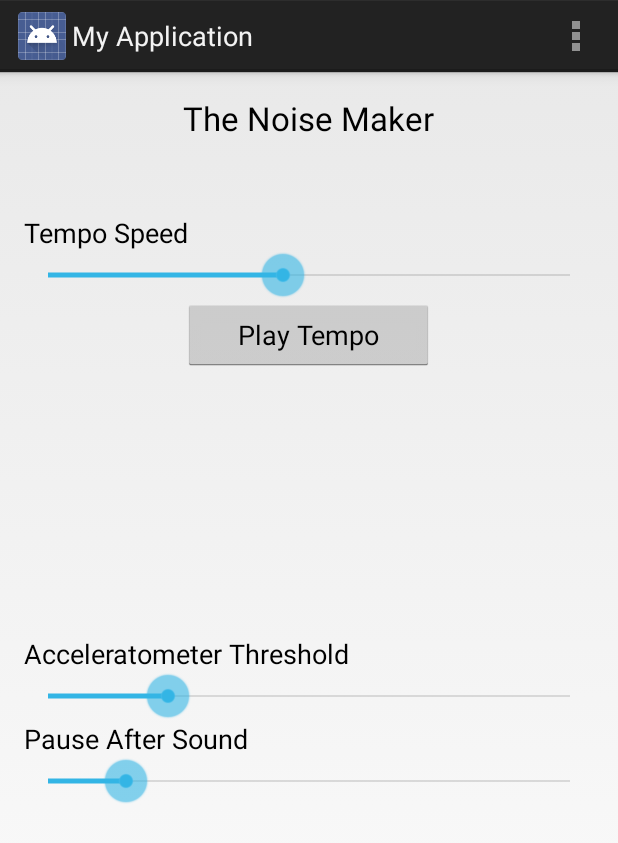
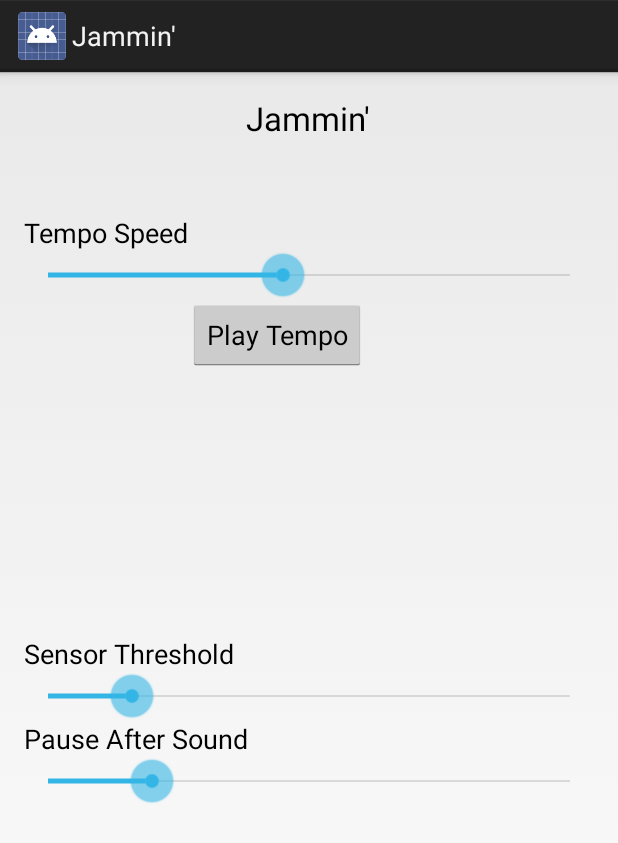
Before and after one commit to pducic/noise-maker, an Android app: the screen it shows after launch (MainActivity), on a phone screen of 412 x 824 dp. Shown: the top 843 px of the screen. Run offline under Robolectric (Android 15) with nearby library versions, the phone set to English and light mode, and no system bars; 1 statement that could not run was skipped.

Commit message:
strings cleanup

```diff
--- a/src/main/java/com/example/pducic/noisemaker/MainActivity.java
+++ b/src/main/java/com/example/pducic/noisemaker/MainActivity.java
@@ -8,7 +8,6 @@ import android.hardware.SensorManager;
 import android.media.MediaPlayer;
 import android.os.Bundle;
 import android.util.Log;
-import android.view.Menu;
 import android.view.View;
 import android.view.WindowManager;
 import android.widget.Button;
@@ -17,13 +16,13 @@ import android.widget.SeekBar;
 
 public class MainActivity extends Activity implements SensorEventListener {
 
-    private static final int IGNORE_EVENTS_AFTER_SOUND = 400;
-    private static final float POSITIVE_COUNTER_THRESHOLD = (float) 7.0;
+    private static final int IGNORE_EVENTS_AFTER_SOUND = 500;
+    private static final float POSITIVE_COUNTER_THRESHOLD = (float) 5.0;
     private static final long DEFAULT_TEMPO = 1000;
     private static final int sensorType = Sensor.TYPE_GYROSCOPE;
 
     private int pauseThreshold = IGNORE_EVENTS_AFTER_SOUND;
-    private float accelerometerThreshold = POSITIVE_COUNTER_THRESHOLD;
+    private float sensorThreshold = POSITIVE_COUNTER_THRESHOLD;
     private MediaPlayer zSound;
     private MediaPlayer xSound;
     private MediaPlayer ySound;
@@ -48,11 +47,11 @@ public class MainActivity extends Activity implements SensorEventListener {
         tempoSlider.setProgress(tempoToSlider(DEFAULT_TEMPO));
         playerThread = new Task();
 
-        SeekBar accelerometerSlider = (SeekBar)findViewById(R.id.accelerometerThresholdSlider);
-        accelerometerSlider.setOnSeekBarChangeListener(new SeekBar.OnSeekBarChangeListener() {
+        SeekBar sensorSlider = (SeekBar)findViewById(R.id.sensorThresholdSlider);
+        sensorSlider.setOnSeekBarChangeListener(new SeekBar.OnSeekBarChangeListener() {
             @Override
             public void onProgressChanged(SeekBar seekBar, int progress, boolean fromUser) {
-                accelerometerThreshold = sliderToAccelerometerThreshold(progress);
+                sensorThreshold = sliderToAccelerometerThreshold(progress);
             }
 
             @Override
@@ -63,7 +62,7 @@ public class MainActivity extends Activity implements SensorEventListener {
             public void onStopTrackingTouch(SeekBar seekBar) {
             }
         });
-        accelerometerSlider.setProgress(thresholdToAccelerometerSlider(accelerometerThreshold));
+        sensorSlider.setProgress(thresholdToAccelerometerSlider(sensorThreshold));
 
         SeekBar pauseSlider = (SeekBar)findViewById(R.id.pauseSlider);
         pauseSlider.setOnSeekBarChangeListener(new SeekBar.OnSeekBarChangeListener() {
@@ -102,12 +101,6 @@ public class MainActivity extends Activity implements SensorEventListener {
     }
 
     @Override
-    public boolean onCreateOptionsMenu(Menu menu) {
-        getMenuInflater().inflate(R.menu.my, menu);
-        return true;
-    }
-
-    @Override
     public void onSensorChanged(SensorEvent event) {
         if (event.sensor.getType() == sensorType) {
             long curTime = System.currentTimeMillis();
@@ -120,7 +113,7 @@ public class MainActivity extends Activity implements SensorEventListener {
             float[] floats = {x, y, z};
             Direction direction = Direction.fromValue(indexOfMax(floats));
 
-            if(floats[direction.getIndex()] > accelerometerThreshold){// || floats[direction.getIndex()] < NEGATIVE_COUNTER_THRESHOLD){
+            if(floats[direction.getIndex()] > sensorThreshold){
                 Log.v("XYZ", Float.toString(x) + "   " + Float.toString(y) + "   " + Float.toString(z) + "   ");
                 playSound(direction, curTime);
             }
@@ -165,14 +158,14 @@ public class MainActivity extends Activity implements SensorEventListener {
 
     private void stopTempo() {
         Log.i("Tempo", "Stopping");
-        tempoButton.setText("Play Tempo");
+        tempoButton.setText(R.string.start_tempo);
         tempoSlider.setEnabled(true);
         playerThread.stop();
     }
 
     private void startTempo() {
         Log.i("Tempo", "Starting");
-        tempoButton.setText("Stop Tempo");
+        tempoButton.setText(R.string.stop_tempo);
         long tempo = sliderToTempo(tempoSlider.getProgress());
         Log.i("Tempo", "Changing " + tempo);
         tempoSlider.setEnabled(false);
--- a/src/main/res/layout/activity_my.xml
+++ b/src/main/res/layout/activity_my.xml
@@ -24,7 +24,7 @@
         android:layout_width="wrap_content"
         android:layout_height="wrap_content"
         android:textAppearance="?android:attr/textAppearanceLarge"
-        android:text="The Noise Maker"
+        android:text="@string/title"
         android:id="@+id/textView"
         android:layout_alignParentTop="true"
         android:layout_centerHorizontal="true" />
@@ -33,7 +33,7 @@
         android:layout_width="wrap_content"
         android:layout_height="wrap_content"
         android:textAppearance="?android:attr/textAppearanceMedium"
-        android:text="Tempo Speed"
+        android:text="@string/tempo_speed"
         android:id="@+id/speedTextView"
         android:layout_below="@+id/textView"
         android:layout_alignParentLeft="true"
@@ -43,21 +43,19 @@
     <Button
         android:layout_width="wrap_content"
         android:layout_height="wrap_content"
-        android:text="Play Tempo"
+        android:text="@string/start_tempo"
         android:id="@+id/playButton"
         android:clickable="true"
         android:enabled="true"
         android:onClick="onClick"
         android:layout_below="@+id/tempoSeekbar"
-        android:layout_alignLeft="@+id/textView"
-        android:layout_alignStart="@+id/textView"
-        android:layout_alignRight="@+id/textView"
-        android:layout_alignEnd="@+id/textView" />
+        android:layout_toRightOf="@+id/speedTextView"
+        android:layout_toEndOf="@+id/speedTextView" />
 
     <SeekBar
         android:layout_width="wrap_content"
         android:layout_height="wrap_content"
-        android:id="@+id/accelerometerThresholdSlider"
+        android:id="@+id/sensorThresholdSlider"
         android:layout_below="@+id/accelerometerThresholdView"
         android:layout_alignParentLeft="true"
         android:layout_alignParentStart="true"
@@ -68,7 +66,7 @@
         android:layout_width="wrap_content"
         android:layout_height="wrap_content"
         android:textAppearance="?android:attr/textAppearanceMedium"
-        android:text="Acceleratometer Threshold"
+        android:text="@string/sensor_threshold"
         android:id="@+id/accelerometerThresholdView"
         android:layout_centerVertical="true"
         android:layout_alignParentLeft="true"
@@ -78,9 +76,9 @@
         android:layout_width="wrap_content"
         android:layout_height="wrap_content"
         android:textAppearance="?android:attr/textAppearanceMedium"
-        android:text="Pause After Sound"
+        android:text="@string/pause_threshold"
         android:id="@+id/pauseView"
-        android:layout_below="@+id/accelerometerThresholdSlider" />
+        android:layout_below="@+id/sensorThresholdSlider" />
 
     <SeekBar
         android:layout_width="wrap_content"
--- a/src/main/res/menu/my.xml
+++ /dev/null
@@ -1,8 +0,0 @@
-<menu xmlns:android="http://schemas.android.com/apk/res/android"
-    xmlns:tools="http://schemas.android.com/tools"
-    tools:context=".MyActivity" >
-    <item android:id="@+id/action_settings"
-        android:title="@string/action_settings"
-        android:orderInCategory="100"
-        android:showAsAction="never" />
-</menu>
--- a/src/main/res/values/strings.xml
+++ b/src/main/res/values/strings.xml
@@ -1,8 +1,12 @@
 <?xml version="1.0" encoding="utf-8"?>
 <resources>
 
-    <string name="app_name">My Application</string>
-    <string name="hello_world">Hello world!</string>
-    <string name="action_settings">Settings</string>
+    <string name="app_name">Jammin\'</string>
+    <string name="start_tempo">Play Tempo</string>
+    <string name="stop_tempo">Stop Tempo</string>
+    <string name="sensor_threshold">Sensor Threshold</string>
+    <string name="pause_threshold">Pause After Sound</string>
+    <string name="tempo_speed">Tempo Speed</string>
+    <string name="title">Jammin\'</string>
 
 </resources>
```
